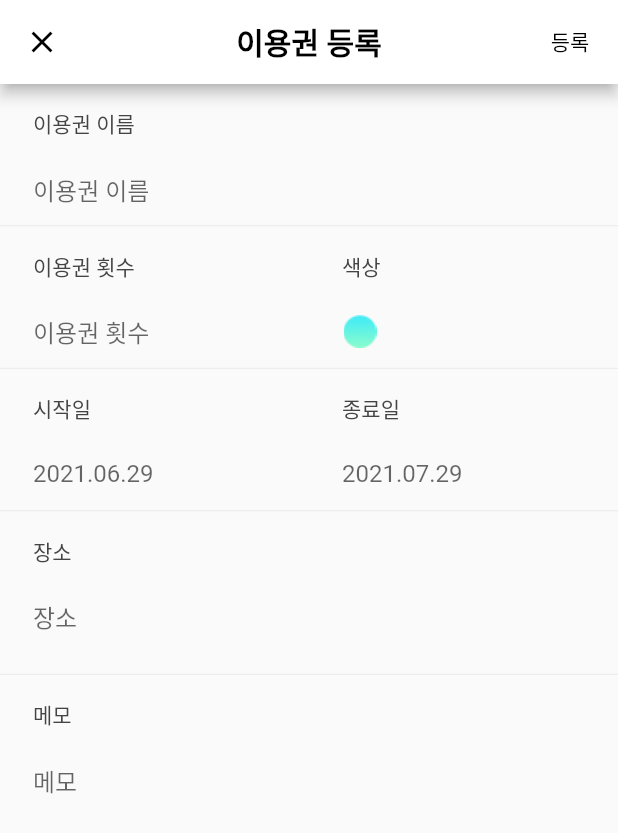
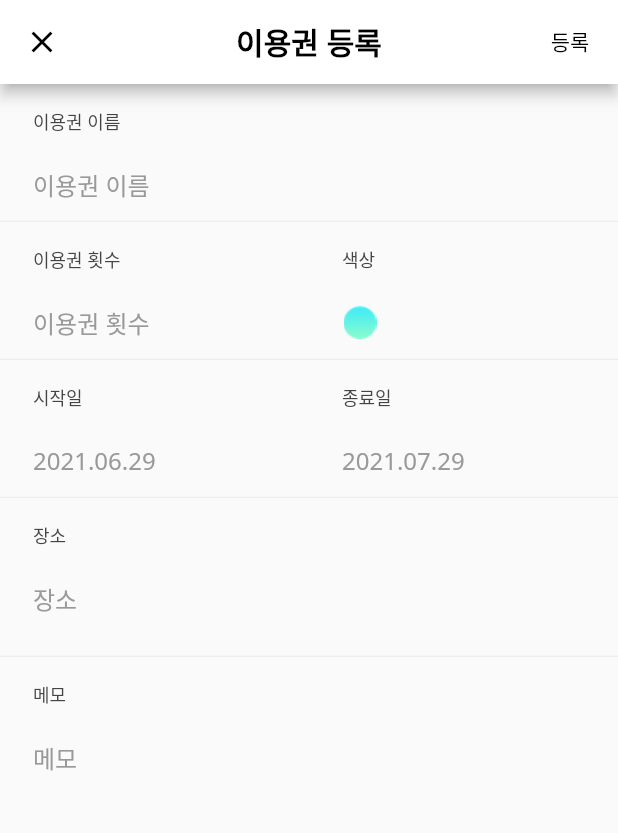
Before and after one commit to coooldoggy/leftover_flutter, a Flutter app: the NewTicketPage screen opened directly, on a phone screen of 412 x 824 dp. Shown: the top 833 px of the screen. Run offline on Flutter 3.47's test engine with Material 2 defaults, Android fonts, the phone set to English and light mode, and no system bars; our stand-ins replace table_calendar.

Commit message:
- font 추가

```diff
--- a/lib/newTicket.dart
+++ b/lib/newTicket.dart
@@ -1,6 +1,7 @@
 import 'package:flutter/material.dart';
 import 'package:flutter/cupertino.dart';
 import 'package:intl/intl.dart';
+import 'style/font.dart';
 
 void main() {}
 
@@ -26,7 +27,8 @@ class NewTicketPage extends StatefulWidget {
 }
 
 class _NewTicketPageState extends State<NewTicketPage> {
-  var titleStyle = TextStyle(color: Color.fromRGBO(68, 68, 68, 1));
+  var titleStyle = TextStyle(color: Color.fromRGBO(68, 68, 68, 1), fontFamily: LeftOverTextStyle.notoSans,  fontSize: 12);
+  var hintStyle = TextStyle(fontSize: 16, fontFamily: LeftOverTextStyle.notoSans, color: Color.fromRGBO(153, 153, 153, 1));
 
   getCurrentDate() {
     return DateFormat('yyyy.MM.dd').format(DateTime.now());
@@ -48,7 +50,7 @@ class _NewTicketPageState extends State<NewTicketPage> {
         title: Text(
           widget.title,
           style:
-              const TextStyle(fontWeight: FontWeight.bold, color: Colors.black),
+              const TextStyle(fontWeight: FontWeight.bold, color: Colors.black, fontFamily: LeftOverTextStyle.notoSans),
           textAlign: TextAlign.center,
         ),
         backgroundColor: Colors.white,
@@ -61,13 +63,12 @@ class _NewTicketPageState extends State<NewTicketPage> {
         actions: [
           TextButton(
               onPressed: () => null,
-              child: Text('등록', style: TextStyle(color: Colors.black)))
+              child: Text('등록', style: TextStyle(color: Colors.black, fontFamily: LeftOverTextStyle.notoSans)))
         ],
         centerTitle: true,
       ),
       body: Center(
-        child: Column(
-          mainAxisAlignment: MainAxisAlignment.start,
+        child: ListView(
           children: [
             Container(
               alignment: Alignment.topLeft,
@@ -82,7 +83,7 @@ class _NewTicketPageState extends State<NewTicketPage> {
                     border: InputBorder.none,
                     hintText: "이용권 이름",
                     counterText: "",
-                    hintStyle: TextStyle(fontSize: 16)),
+                    hintStyle: hintStyle),
                 maxLines: 1,
                 maxLength: 10,
               ),
@@ -112,7 +113,7 @@ class _NewTicketPageState extends State<NewTicketPage> {
                                 border: InputBorder.none,
                                 hintText: "이용권 횟수",
                                 counterText: "",
-                                hintStyle: TextStyle(fontSize: 16)),
+                                hintStyle: hintStyle),
                             maxLines: 1,
                             maxLength: 10,
                             keyboardType: TextInputType.number,
@@ -173,7 +174,7 @@ class _NewTicketPageState extends State<NewTicketPage> {
                                 border: InputBorder.none,
                                 hintText: "${getCurrentDate()}",
                                 counterText: "",
-                                hintStyle: TextStyle(fontSize: 16)),
+                                hintStyle: hintStyle),
                             maxLines: 1,
                             maxLength: 10,
                             keyboardType: TextInputType.number,
@@ -203,7 +204,7 @@ class _NewTicketPageState extends State<NewTicketPage> {
                                 border: InputBorder.none,
                                 hintText: "${getFutureDate()}",
                                 counterText: "",
-                                hintStyle: TextStyle(fontSize: 16)),
+                                hintStyle: hintStyle),
                             maxLines: 1,
                             maxLength: 10,
                             keyboardType: TextInputType.number,
@@ -233,7 +234,7 @@ class _NewTicketPageState extends State<NewTicketPage> {
                     border: InputBorder.none,
                     hintText: "장소",
                     counterText: "",
-                    hintStyle: TextStyle(fontSize: 16)),
+                    hintStyle: hintStyle),
                 maxLength: 50,
                 maxLines: 2,
               ),
@@ -255,7 +256,7 @@ class _NewTicketPageState extends State<NewTicketPage> {
                     border: InputBorder.none,
                     hintText: "메모",
                     counterText: "",
-                    hintStyle: TextStyle(fontSize: 16)),
+                    hintStyle: hintStyle),
                 maxLength: 500,
               ),
             ),
--- /dev/null
+++ b/lib/style/font.dart
@@ -0,0 +1,5 @@
+class LeftOverTextStyle{
+  static const notoSansLight = "NotoSansLight";
+  static const notoSans = "NotoSans";
+  static const notoSansBold = "NotoSansBold";
+}
```
Also changed, not shown: pubspec.yaml (+11 -0 lines), 6 other files.
